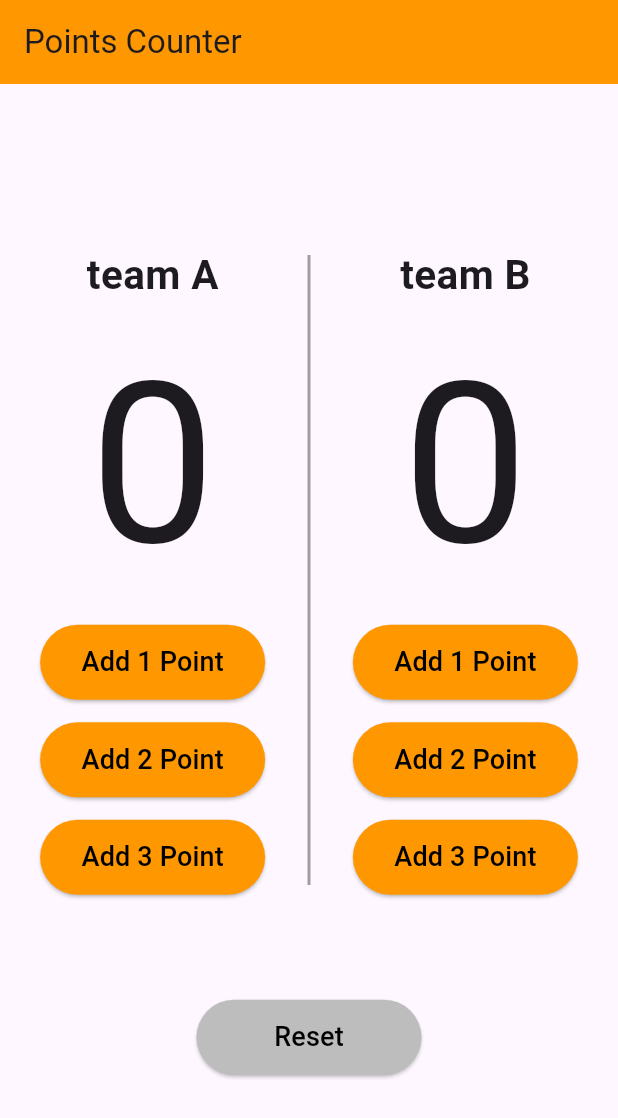
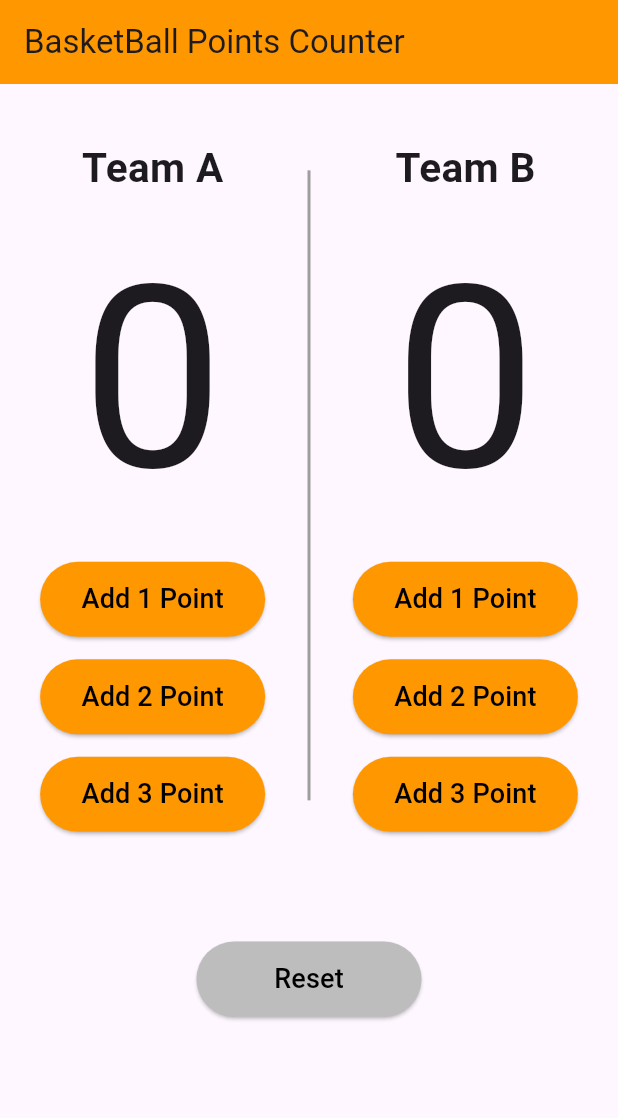
Before and after one commit to mostafakhalaf11/Basketball_Points_Counter, a Flutter app: the screen it shows after launch, on a phone screen of 412 x 824 dp. Shown: the top 1118 px of the screen. Run offline on Flutter 3.47's test engine with Material 3 defaults, Android fonts, the phone set to English and light mode, and no system bars.

Commit message:
second commit

```diff
--- a/lib/main.dart
+++ b/lib/main.dart
@@ -23,26 +23,27 @@ class _PointsCounterState extends State<PointsCounter> {
         appBar: AppBar(
           backgroundColor: Colors.orange,
           title: const Text(
-            "Points Counter",
+            "BasketBall Points Counter",
           ),
         ),
         body: Column(
-          mainAxisAlignment: MainAxisAlignment.center,
           children: [
+
+            const Spacer(),
             Row(
               mainAxisAlignment: MainAxisAlignment.spaceEvenly,
               children: [
                 Column(
                   children: [
                     const Text(
-                      "team A",
+                      "Team A",
                       style:
                           TextStyle(fontSize: 27, fontWeight: FontWeight.bold),
                     ),
                     Text(
                       "$teamAPoints",
                       style: const TextStyle(
-                        fontSize: 150,
+                        fontSize: 170,
                       ),
                     ),
                     ElevatedButton(
@@ -115,14 +116,14 @@ class _PointsCounterState extends State<PointsCounter> {
                 Column(
                   children: [
                     const Text(
-                      "team B",
+                      "Team B",
                       style:
                           TextStyle(fontSize: 27, fontWeight: FontWeight.bold),
                     ),
                     Text(
                       "$teamBPoints",
                       style: const TextStyle(
-                        fontSize: 150,
+                        fontSize: 170,
                       ),
                     ),
                     ElevatedButton(
@@ -186,9 +187,7 @@ class _PointsCounterState extends State<PointsCounter> {
                 ),
               ],
             ),
-            const SizedBox(
-              height: 70,
-            ),
+            const Spacer(flex: 2,),
             ElevatedButton(
                 onPressed: () {
                   setState(() {
@@ -207,6 +206,7 @@ class _PointsCounterState extends State<PointsCounter> {
                     fontSize: 18,
                   ),
                 )),
+            const Spacer(flex: 4,),
           ],
         ),
       ),
```
